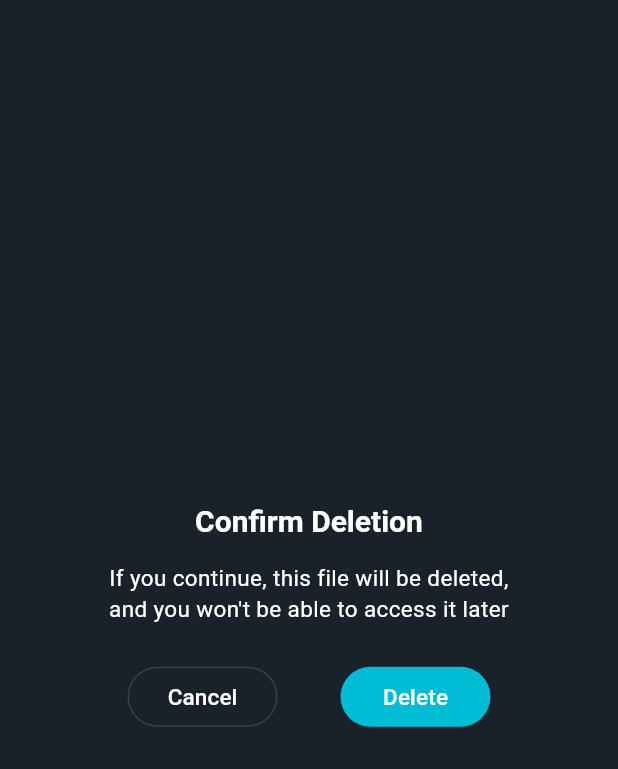
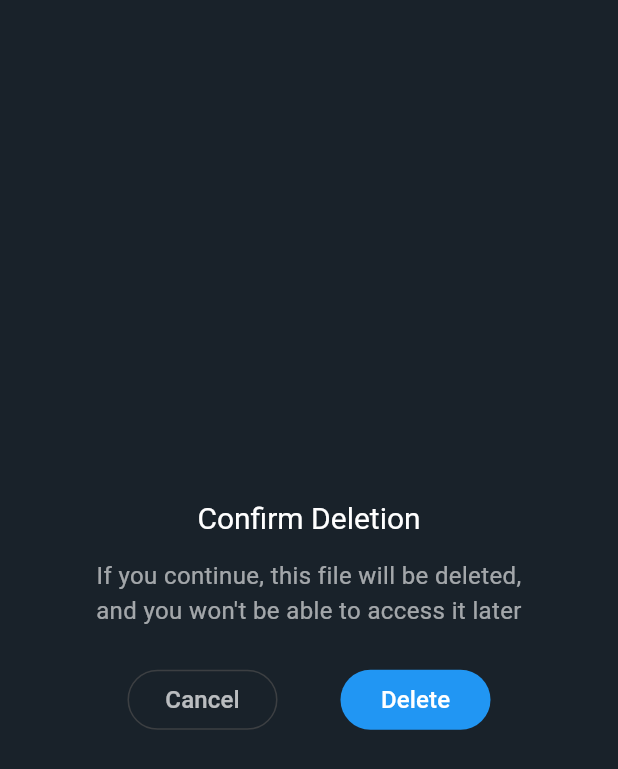
Before and after one commit to phuong2512/Media-Manager, a Flutter app: the DeleteMediaDialog widget shown alone on an empty page, opened directly with empty values, on a phone screen of 412 x 824 dp. Shown: the top 769 px of the screen. Run offline on Flutter 3.47's test engine with Material 3 defaults, Android fonts, the phone set to English and light mode, and no system bars; our stand-ins replace get_it, permission_handler, share_plus, shared_preferences; missing offline and left inert: media_kit; accounts and stored records are empty.

Commit message:
Update UI styling and add internet permission

```diff
--- a/lib/main.dart
+++ b/lib/main.dart
@@ -31,7 +31,6 @@ class MyApp extends StatelessWidget {
             titleTextStyle: TextStyle(
               color: Colors.white,
               fontSize: 20,
-              fontWeight: FontWeight.bold,
             ),
           ),
           listTileTheme: ListTileThemeData(
--- a/lib/widgets/dialogs/delete_media_dialog.dart
+++ b/lib/widgets/dialogs/delete_media_dialog.dart
@@ -17,7 +17,7 @@ class DeleteMediaDialog extends StatelessWidget {
           Text(
             "If you continue, this file will be deleted, and you won't be able to access it later",
             textAlign: TextAlign.center,
-            style: TextStyle(color: Colors.white, fontSize: 15),
+            style: TextStyle(color: Colors.white60, fontSize: 16),
           ),
         ],
       ),
@@ -39,7 +39,7 @@ class DeleteMediaDialog extends StatelessWidget {
                 onPressed: () => Navigator.pop(context),
                 child: const Text(
                   'Cancel',
-                  style: TextStyle(color: Colors.white, fontSize: 15),
+                  style: TextStyle(color: Colors.white70, fontSize: 16),
                 ),
               ),
             ),
@@ -50,12 +50,12 @@ class DeleteMediaDialog extends StatelessWidget {
                   Navigator.pop(context, true);
                 },
                 style: TextButton.styleFrom(
-                  backgroundColor: Colors.cyan,
+                  backgroundColor: Colors.blue,
                   foregroundColor: Colors.white,
                 ),
                 child: const Text(
                   'Delete',
-                  style: TextStyle(color: Colors.white, fontSize: 15),
+                  style: TextStyle(color: Colors.white, fontSize: 16),
                 ),
               ),
             ),
--- a/lib/widgets/dialogs/rename_media_dialog.dart
+++ b/lib/widgets/dialogs/rename_media_dialog.dart
@@ -57,7 +57,7 @@ class RenameMediaDialog extends StatelessWidget {
                 onPressed: () => Navigator.pop(context),
                 child: const Text(
                   'Cancel',
-                  style: TextStyle(color: Colors.white, fontSize: 15),
+                  style: TextStyle(color: Colors.white70, fontSize: 16),
                 ),
               ),
             ),
@@ -71,12 +71,12 @@ class RenameMediaDialog extends StatelessWidget {
                   }
                 },
                 style: TextButton.styleFrom(
-                  backgroundColor: Colors.cyan,
+                  backgroundColor: Colors.blue,
                   foregroundColor: Colors.white,
                 ),
                 child: const Text(
                   'OK',
-                  style: TextStyle(color: Colors.white, fontSize: 15),
+                  style: TextStyle(color: Colors.white, fontSize: 16),
                 ),
               ),
             ),
```
Also changed, not shown: lib/views/home/home_screen.dart (+16 -6 lines), lib/views/load_media/load_media_screen.dart (+17 -17 lines), 1 other file.
